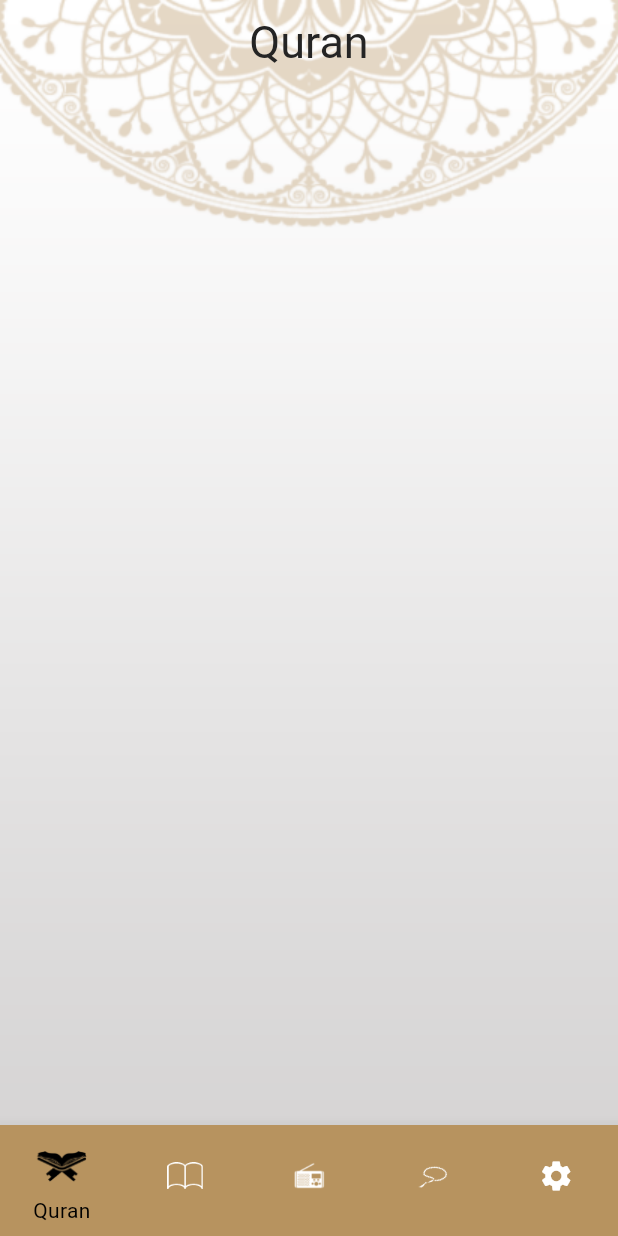
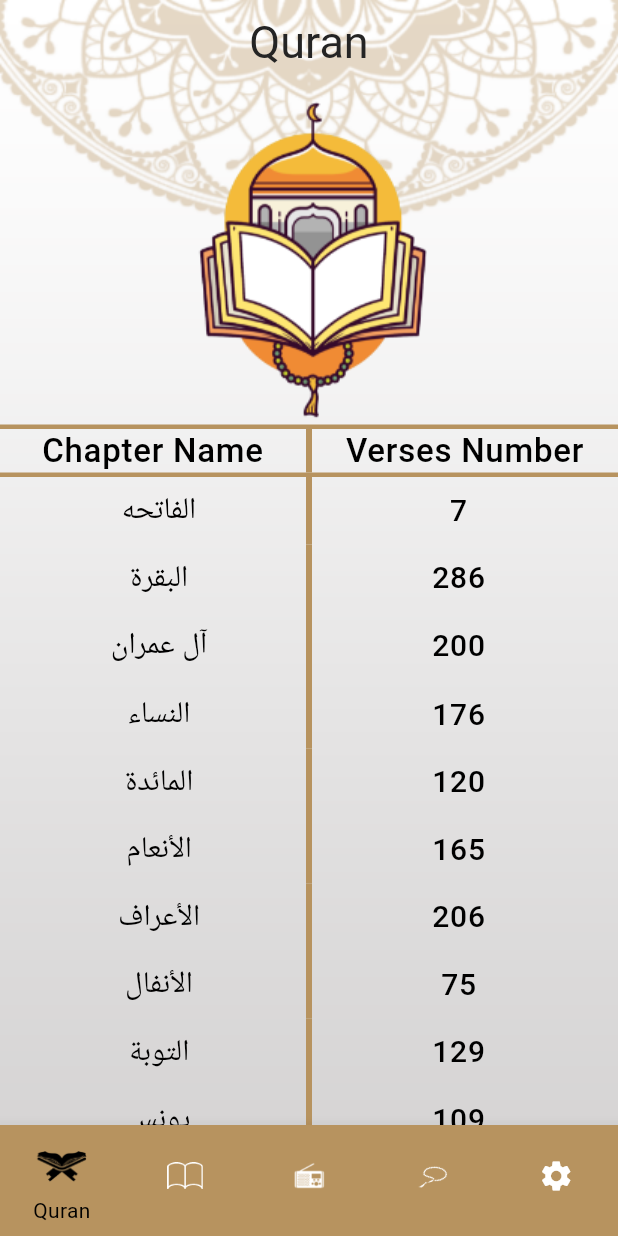
Before and after one commit to Noody362003/islami, a Flutter app: the screen it shows after launch, on a phone screen of 412 x 824 dp. Run offline on Flutter 3.47's test engine with Material 3 defaults, Android fonts, the phone set to English and light mode, and no system bars.

Commit message:
+quran tap

```diff
--- a/lib/config/my_theme.dart
+++ b/lib/config/my_theme.dart
@@ -20,6 +20,19 @@ class MyTheme {
       selectedIconTheme: IconThemeData(
           size: 40
       ),
-    )
+    ),
+    textTheme: TextTheme(
+      labelMedium: TextStyle(
+        color: Colors.black,
+        fontSize: 22,
+        fontWeight: FontWeight.w500
+      ),
+      labelSmall: TextStyle(
+          color: Colors.black,
+          fontSize: 20,
+          fontWeight: FontWeight.w500,
+      )
+    ),
+
   );
 }
--- a/lib/core/assets_manager.dart
+++ b/lib/core/assets_manager.dart
@@ -1,11 +1,16 @@
 class AssetsManager {
   static const String splashImage='assets/images/splash_logo.png';
-  static const String routeLogo='assets/images/route_logo.png';
+  static const String routeLogo='assets/images/route_Logo.png';
   static const String lightBg='assets/images/lightMood_bg.png';
   static const String hadethIcon='assets/images/icon_hadeth.png';
   static const String quranIcon='assets/images/icon_quran.png';
   static const String radioIcon='assets/images/icon_radio.png';
   static const String sebhaIcon='assets/images/icon_sebha.png';
+  static const String quranTapImage='assets/images/quran_screen_logo.png';
+  static const String hadithTapImage='assets/images/hadeth_logo.png';
+  static const String radioTapImage='assets/images/radio_image.png';
+  static const String sebhaHeadTapImageLight='assets/images/head_sebha_logo_light.png';
+  static const String sebhaBodyTapImageLight='assets/images/body_sebha_logo_light.png';
 
 
 
--- a/lib/core/strings_manager.dart
+++ b/lib/core/strings_manager.dart
@@ -5,5 +5,7 @@ class StringsManager {
   static const String sebhaLabel='Sebha';
   static const String radioLabel='Radio';
   static const String settingsLabel='Settings';
+  static const String chapterLabel='Chapter Name';
+  static const String versesLabel='Verses Number';
 
 }
--- a/lib/presentaition/screens/quran_tap.dart
+++ b/lib/presentaition/screens/quran_tap.dart
@@ -1,10 +1,157 @@
+import 'package:flutter/cupertino.dart';
 import 'package:flutter/material.dart';
+import 'package:islami/core/assets_manager.dart';
+import 'package:islami/core/colors_manager.dart';
+
+import '../../core/strings_manager.dart';
+import '../widgets/quran_header.dart';
+import '../widgets/quran_item_widget.dart';
 
 class QuranTap extends StatelessWidget {
-  const QuranTap({super.key});
-
+  QuranTap({super.key});
+  List<String> suraNames = [
+    "الفاتحه", "البقرة", "آل عمران", "النساء", "المائدة", "الأنعام", "الأعراف",
+    "الأنفال", "التوبة", "يونس", "هود", "يوسف", "الرعد", "إبراهيم", "الحجر", "النحل",
+    "الإسراء", "الكهف", "مريم", "طه", "الأنبياء", "الحج", "المؤمنون", "النّور", "الفرقان", "الشعراء", "النّمل", "القصص", "العنكبوت", "الرّوم", "لقمان", "السجدة", "الأحزاب",
+    "سبأ", "فاطر", "يس", "الصافات", "ص", "الزمر", "غافر", "فصّلت", "الشورى", "الزخرف", "الدّخان",
+    "الجاثية", "الأحقاف", "محمد", "الفتح", "الحجرات", "ق", "الذاريات", "الطور", "النجم", "القمر", "الرحمن", "الواقعة", "الحديد", "المجادلة", "الحشر", "الممتحنة", "الصف",
+    "الجمعة", "المنافقون", "التغابن", "الطلاق", "التحريم", "الملك", "القلم", "الحاقة", "المعارج", "نوح",
+    "الجن", "المزّمّل", "المدّثر", "القيامة", "الإنسان", "المرسلات", "النبأ", "النازعات", "عبس", "التكوير",
+    "الإنفطار", "المطفّفين", "الإنشقاق", "البروج", "الطارق", "الأعلى", "الغاشية", "الفجر", "البلد", "الشمس", "الليل",
+    "الضحى", "الشرح", "التين", "العلق", "القدر", "البينة", "الزلزلة", "العاديات", "القارعة", "التكاثر", "العصر", "الهمزة",
+    "الفيل", "قريش", "الماعون", "الكوثر", "الكافرون", "النصر", "المسد", "الإخلاص", "الفلق", "الناس"
+  ];
+  List<int> versesNumber = [
+    7,
+    286,
+    200,
+    176,
+    120,
+    165,
+    206,
+    75,
+    129,
+    109,
+    123,
+    111,
+    43,
+    52,
+    99,
+    128,
+    111,
+    110,
+    98,
+    135,
+    112,
+    78,
+    118,
+    64,
+    77,
+    227,
+    93,
+    88,
+    69,
+    60,
+    34,
+    30,
+    73,
+    54,
+    45,
+    83,
+    182,
+    88,
+    75,
+    85,
+    54,
+    53,
+    89,
+    59,
+    37,
+    35,
+    38,
+    29,
+    18,
+    45,
+    60,
+    49,
+    62,
+    55,
+    78,
+    96,
+    29,
+    22,
+    24,
+    13,
+    14,
+    11,
+    11,
+    18,
+    12,
+    12,
+    30,
+    52,
+    52,
+    44,
+    28,
+    28,
+    20,
+    56,
+    40,
+    31,
+    50,
+    40,
+    46,
+    42,
+    29,
+    19,
+    36,
+    25,
+    22,
+    17,
+    19,
+    26,
+    30,
+    20,
+    15,
+    21,
+    11,
+    8,
+    5,
+    19,
+    5,
+    8,
+    8,
+    11,
+    11,
+    8,
+    3,
+    9,
+    5,
+    4,
+    6,
+    3,
+    6,
+    3,
+    5,
+    4,
+    5, 6
+  ];
   @override
   Widget build(BuildContext context) {
-    return Scaffold();
+    return Container(
+      child: Column(
+        children: [
+          Image(image: AssetImage(AssetsManager.quranTapImage)),
+          QuranTapHeaderWidget(),
+          Expanded(
+            child: ListView.builder(
+              itemBuilder: (context,index)=>QuranItemWidget(suraName: suraNames[index],versesNumber: versesNumber[index],),
+              itemCount: suraNames.length,
+            ),
+          )
+
+        ],
+      ),
+    );
   }
 }
--- /dev/null
+++ b/lib/presentaition/widgets/quran_header.dart
@@ -0,0 +1,48 @@
+import 'package:flutter/cupertino.dart';
+import 'package:flutter/material.dart';
+
+import '../../core/colors_manager.dart';
+import '../../core/strings_manager.dart';
+
+class QuranTapHeaderWidget extends StatelessWidget {
+  const QuranTapHeaderWidget({super.key});
+
+  @override
+  Widget build(BuildContext context) {
+    return Container(
+      decoration: BoxDecoration(
+          border: Border.symmetric(
+              horizontal: BorderSide(
+                width: 3,
+                color: ColorsManager.goldColor,
+
+              )
+          )
+      ),
+      child: IntrinsicHeight(
+        child: Row(
+          //mainAxisAlignment: MainAxisAlignment.spaceEvenly,
+          children: [
+            Expanded(
+              child: Text(StringsManager.chapterLabel,
+                style: Theme.of(context).textTheme.labelMedium,
+                textAlign: TextAlign.center,
+              ),
+            ),
+            VerticalDivider(
+              width: 4,
+              thickness: 4,
+              color: ColorsManager.goldColor,
+            ),
+            Expanded(
+              child: Text(StringsManager.versesLabel,
+              style: Theme.of(context).textTheme.labelMedium,
+                textAlign: TextAlign.center,
+              ),
+            )
+          ],
+        ),
+      ),
+    );
+  }
+}
--- /dev/null
+++ b/lib/presentaition/widgets/quran_item_widget.dart
@@ -0,0 +1,47 @@
+import 'package:flutter/cupertino.dart';
+import 'package:flutter/material.dart';
+import 'package:flutter/widgets.dart';
+
+import '../../core/colors_manager.dart';
+
+class QuranItemWidget extends StatelessWidget {
+  QuranItemWidget({super.key,required this.suraName,required this.versesNumber});
+  String suraName;
+  int versesNumber;
+  @override
+  Widget build(BuildContext context) {
+    return Padding(
+      padding: const EdgeInsets.symmetric(horizontal: 8),
+      child: IntrinsicHeight(
+        child: Row(
+          //mainAxisAlignment: MainAxisAlignment.spaceAround,
+          children: [
+            Expanded(
+              child: Padding(
+                padding: const EdgeInsets.all(8.0),
+                child: Text(suraName,
+                  style: Theme.of(context).textTheme.labelSmall,
+                  textAlign: TextAlign.center,
+                ),
+              ),
+            ),
+            VerticalDivider(
+              width: 4,
+              thickness: 4,
+              color: ColorsManager.goldColor,
+            ),
+            Expanded(
+                child: Padding(
+                  padding: const EdgeInsets.all(8.0),
+                  child: Text('$versesNumber',
+                    style: Theme.of(context).textTheme.labelSmall,
+                    textAlign: TextAlign.center,
+                  ),
+                )
+            )
+          ],
+        ),
+      ),
+    );
+  }
+}
```
Also changed, not shown: assets/images/body_sebha_logo_light.png (added), assets/images/hadeth_logo.png (added), assets/images/head_sebha_logo_light.png (added), assets/images/quran_screen_logo.png (added), assets/images/radio_image.png (added).
